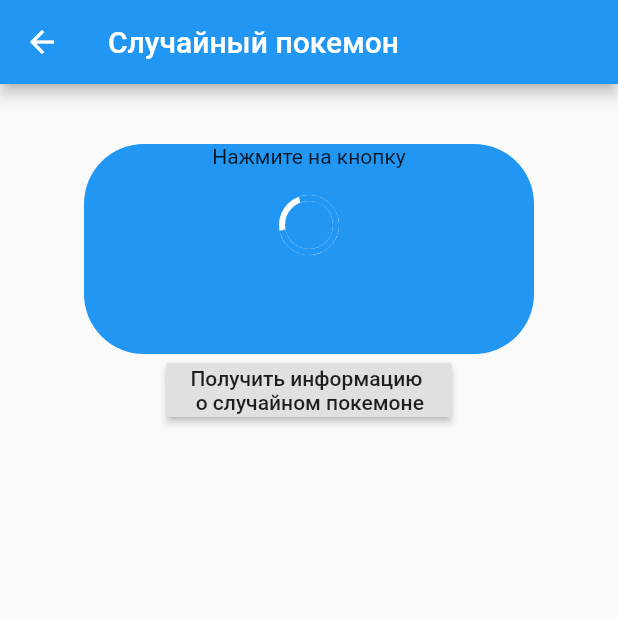
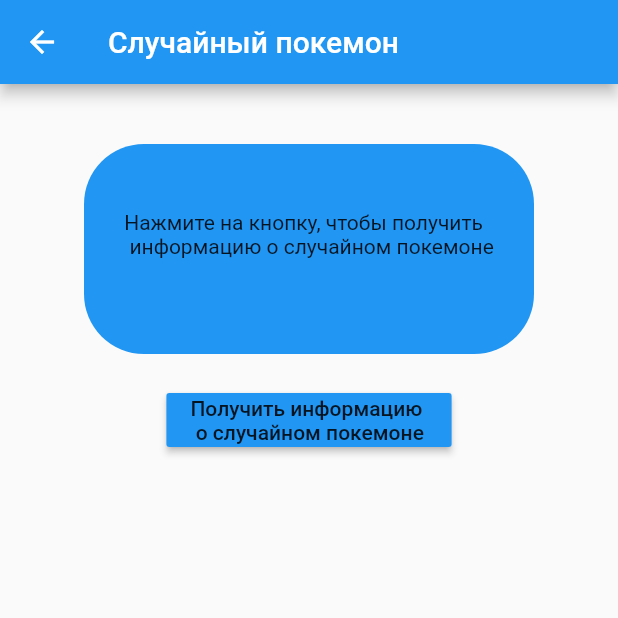
Before and after one commit to anssirod/pokeapi, a Flutter app: the PokemonRandom screen opened by its route, on a phone screen of 412 x 824 dp, the top half of it. Run offline on Flutter 3.47's test engine with Material 2 defaults, Android fonts, the phone set to English and light mode, and no system bars; our stand-ins replace bloc, flutter_bloc; missing offline and left inert: autocomplete_textfield.

Commit message:
add BLoC, change UI

```diff
--- a/lib/blocks/bloc/pokemons_event.dart
+++ b/lib/blocks/bloc/pokemons_event.dart
@@ -2,3 +2,7 @@ part of 'pokemons_bloc.dart';
 
 @immutable
 abstract class PokemonsEvent {}
+
+class PokemonSearchEvent extends PokemonsEvent {}
+
+class PokemonRandomEvent extends PokemonsEvent {}
--- a/lib/blocks/bloc/pokemons_state.dart
+++ b/lib/blocks/bloc/pokemons_state.dart
@@ -4,3 +4,20 @@ part of 'pokemons_bloc.dart';
 abstract class PokemonsState {}
 
 class PokemonsInitial extends PokemonsState {}
+
+class PokemonsLoading extends PokemonsState {}
+
+class PokemonsLoadedNames extends PokemonsState {
+  final pokemon;
+  PokemonsLoadedNames({this.pokemon});
+}
+
+class PokemonsLoadedInfo extends PokemonsState {
+  final pokemon;
+  PokemonsLoadedInfo({this.pokemon});
+}
+
+class PokemonsError extends PokemonsState {
+  final error;
+  PokemonsError({this.error});
+}
--- a/lib/data/pokeapi.dart
+++ b/lib/data/pokeapi.dart
@@ -6,7 +6,7 @@ import 'package:pokeapi/data/models/pokemon_model.dart';
 
 class Pokeapi {
   Future<List> getAllPokemonNames() async {
-    final _url = 'https://pokeapi.co/api/v2/pokemon/?limit=1117';
+    final _url = 'https://pokeapi.co/api/v2/pokemon/?limit=898';
 
     final _response = await http.get(Uri.encodeFull(_url));
 
@@ -22,7 +22,7 @@ class Pokeapi {
   Future<Pokemon> getRandomPokemon() async {
     final pokemon = Pokemon();
     final _random = Random();
-    final number = _random.nextInt(1117);
+    final number = _random.nextInt(898);
 
     final _url = 'https://pokeapi.co/api/v2/pokemon/$number';
 
--- a/lib/presentation/screens/menu_screen.dart
+++ b/lib/presentation/screens/menu_screen.dart
@@ -12,12 +12,14 @@ class MenuScreen extends StatelessWidget {
           mainAxisAlignment: MainAxisAlignment.center,
           children: [
             RaisedButton(
+              color: Colors.blue,
               child: const Text('Поиск покемонов'),
               onPressed: () {
                 Navigator.pushNamed(context, '/search');
               },
             ),
             RaisedButton(
+              color: Colors.blue,
               child: const Text('Случайный покемон'),
               onPressed: () {
                 Navigator.pushNamed(context, '/random');
--- a/lib/presentation/screens/pokemon_random_screen.dart
+++ b/lib/presentation/screens/pokemon_random_screen.dart
@@ -1,6 +1,6 @@
 import 'package:flutter/material.dart';
-import 'package:pokeapi/data/models/pokemon_model.dart';
-import 'package:pokeapi/data/pokeapi.dart';
+import 'package:flutter_bloc/flutter_bloc.dart';
+import 'package:pokeapi/blocks/bloc/pokemons_bloc.dart';
 
 class PokemonRandom extends StatefulWidget {
   @override
@@ -8,10 +8,7 @@ class PokemonRandom extends StatefulWidget {
 }
 
 class _PokemonRandomState extends State<PokemonRandom> {
-  bool loading = true;
-  Pokemon pokemonInfo;
   final textStyle = const TextStyle(fontSize: 20.0);
-
   @override
   Widget build(BuildContext context) {
     return Scaffold(
@@ -36,18 +33,18 @@ class _PokemonRandomState extends State<PokemonRandom> {
                 height: 140.0,
                 width: 300.0,
                 child: Column(
+                  mainAxisAlignment: MainAxisAlignment.center,
                   children: [
-                    loading
-                        ? Column(
-                            children: [
-                              const Text('Нажмите на кнопку'),
-                              const SizedBox(height: 20.0),
-                              const CircularProgressIndicator(
-                                backgroundColor: Colors.white,
-                              ),
-                            ],
-                          )
-                        : Column(
+                    BlocConsumer<PokemonsBloc, PokemonsState>(
+                      builder: (context, state) {
+                        if (state is PokemonsLoading) {
+                          return const Center(
+                              child: CircularProgressIndicator(
+                            backgroundColor: Colors.black,
+                          ));
+                        }
+                        if (state is PokemonsLoadedInfo) {
+                          return Column(
                             children: [
                               Text(
                                 'Name: ${pokemonInfo.name}',
@@ -70,20 +67,47 @@ class _PokemonRandomState extends State<PokemonRandom> {
                                 style: textStyle,
                               )
                             ],
-                          ),
+                          );
+                        } else {
+                          return Column(
+                            children: [
+                              const Text(
+                                  'Нажмите на кнопку, чтобы получить \n информацию о случайном покемоне'),
+                              const SizedBox(height: 20.0),
+                            ],
+                          );
+                        }
+                      },
+                      listener: (context, state) {
+                        if (state is PokemonsError) {
+                          Scaffold.of(context).showSnackBar(
+                            SnackBar(
+                              duration: const Duration(seconds: 1),
+                              backgroundColor: Colors.blue,
+                              content: Text(
+                                'Error: ${PokemonsError().error.toString()}',
+                                style: const TextStyle(
+                                  color: Colors.black,
+                                ),
+                              ),
+                            ),
+                          );
+                        }
+                      },
+                    ),
                   ],
                 ),
               ),
             ],
           ),
-          RaisedButton(
-            child: const Text('Получить информацию \n о случайном покемоне'),
-            onPressed: () async {
-              pokemonInfo = await Pokeapi().getRandomPokemon();
-              setState(() {
-                loading = false;
-              });
-            },
+          Padding(
+            padding: const EdgeInsets.only(top: 20.0),
+            child: RaisedButton(
+                color: Colors.blue,
+                child:
+                    const Text('Получить информацию \n о случайном покемоне'),
+                onPressed: () => BlocProvider.of<PokemonsBloc>(context)
+                    .add(PokemonRandomEvent())),
           ),
         ],
       ),
```
Also changed, not shown: lib/blocks/bloc/pokemons_bloc.dart (+24 -0 lines), lib/main.dart (+7 -1 lines), lib/presentation/screens/pokemon_search_screen.dart.dart (+31 -14 lines).
